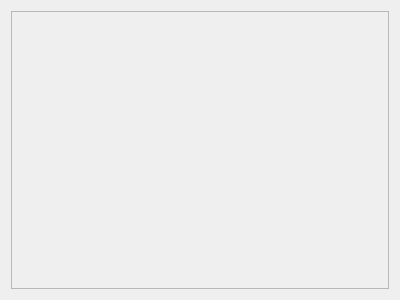
Above: UI/DataListPanel.ui from alexe-mgn/OCR before the change. Below: the same form after it.
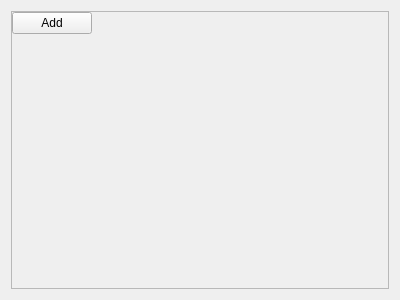
That is the form after the change.

Commit message: Panels signal system, directory refactoring.

Patch:
```diff
--- a/UI/DataListPanel.ui
+++ b/UI/DataListPanel.ui
@@ -40,7 +40,10 @@
         <height>276</height>
        </rect>
       </property>
-      <layout class="QVBoxLayout" name="itemsLayout" stretch="">
+      <property name="layoutDirection">
+       <enum>Qt::LeftToRight</enum>
+      </property>
+      <layout class="QVBoxLayout" name="itemsLayout">
        <property name="leftMargin">
         <number>0</number>
        </property>
@@ -53,6 +56,35 @@
        <property name="bottomMargin">
         <number>0</number>
        </property>
+       <item>
+        <widget class="QPushButton" name="createButton">
+         <property name="sizePolicy">
+          <sizepolicy hsizetype="Fixed" vsizetype="Fixed">
+           <horstretch>0</horstretch>
+           <verstretch>0</verstretch>
+          </sizepolicy>
+         </property>
+         <property name="layoutDirection">
+          <enum>Qt::LeftToRight</enum>
+         </property>
+         <property name="text">
+          <string>Add</string>
+         </property>
+        </widget>
+       </item>
+       <item>
+        <spacer name="verticalSpacer">
+         <property name="orientation">
+          <enum>Qt::Vertical</enum>
+         </property>
+         <property name="sizeHint" stdset="0">
+          <size>
+           <width>20</width>
+           <height>40</height>
+          </size>
+         </property>
+        </spacer>
+       </item>
       </layout>
      </widget>
     </widget>
```
The commit also changes 25 other files.
